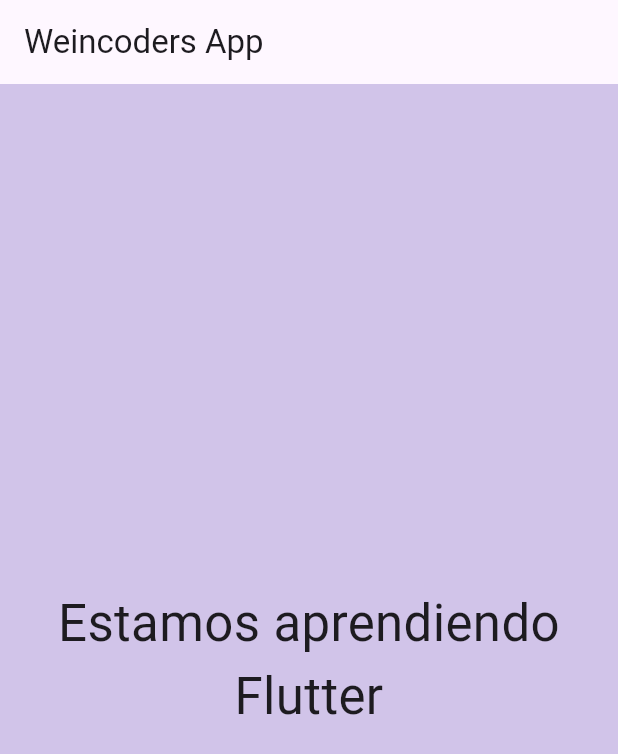
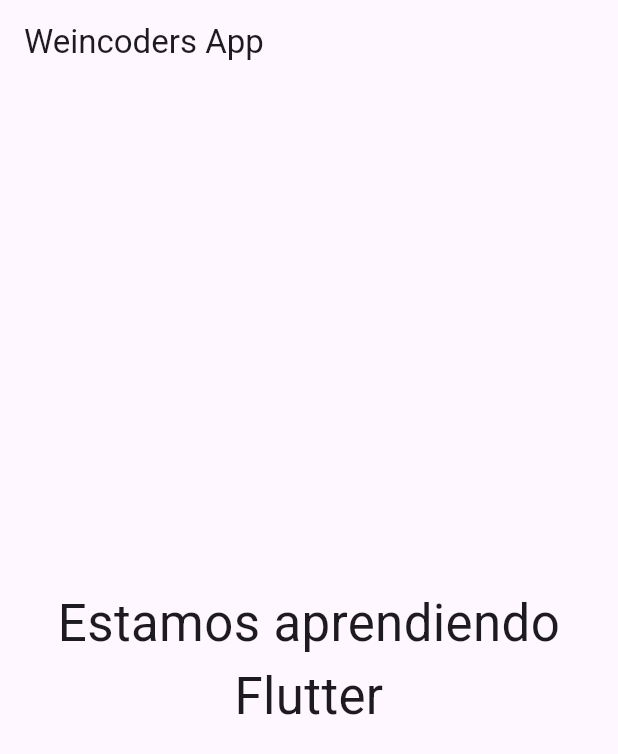
Before and after one commit to ElHH/weincoders_app, a Flutter app: the screen it shows after launch, on a phone screen of 412 x 824 dp. Shown: the top 754 px of the screen. Run offline on Flutter 3.47's test engine with Material 3 defaults, Android fonts, the phone set to English and light mode, and no system bars.

Commit message:
Update clase 4

```diff
--- /dev/null
+++ b/lib/app.dart
@@ -0,0 +1,16 @@
+import 'package:flutter/material.dart';
+import 'package:weincoders_app/design/themes.dart';
+import 'package:weincoders_app/pages/home_page.dart';
+
+class WeinFluApp extends StatelessWidget{
+  const WeinFluApp({super.key});
+
+  @override
+  Widget build(BuildContext context) {
+    return MaterialApp
+  ( theme: WeinFLuThemes.defaultTheme,
+    home: HomePage(key: Key('home page'),)
+  );
+  }
+
+}
--- /dev/null
+++ b/lib/design/colors.dart
@@ -0,0 +1,18 @@
+import 'package:flutter/material.dart';
+
+class WeinFLuColors{
+  WeinFLuColors._();
+  static const Color brandPrimaryColor = Color.fromRGBO(53, 97, 254, 1);
+  static const Color brandSecondaryColor = Color.fromRGBO(243, 246, 255, 1);
+  static const Color brandLightColor = Colors.white;
+  static const Color brandLightColorOpacity = Color.fromRGBO(255, 255, 255, 0.2);
+  static const Color brandDarkColor = Colors.black;
+  static const Color brandLightDarkColor = Color.fromRGBO(113, 113, 112, 1);
+  static const Color brandDarkColorOpacity = Color.fromRGBO(255, 255, 255, 0.2);
+  static const Color brandErrorColor = Color.fromRGBO(249, 56, 57, 0.2);
+  static const Color brandOnErrorColor = Color.fromRGBO(249, 56, 57, 1);
+  static const Color brandSuccessColor = Color.fromRGBO(35, 159, 87, 0.2);
+  static const Color brandOnSuccessColor = Color.fromRGBO(35, 159, 87, 1);
+
+
+}
--- /dev/null
+++ b/lib/design/themes.dart
@@ -0,0 +1,21 @@
+import 'package:flutter/material.dart';
+import 'package:weincoders_app/design/colors.dart';
+
+class WeinFLuThemes {
+  WeinFLuThemes._();
+  static ThemeData defaultTheme = ThemeData(
+    fontFamily: 'RobotoMono',
+    primaryColor: WeinFLuColors.brandPrimaryColor,
+    textTheme: const TextTheme(
+      displayLarge: TextStyle(fontSize: 48.0, fontWeight: FontWeight.bold),
+      displayMedium: TextStyle(fontSize: 24.0, fontWeight: FontWeight.bold),
+      displaySmall: TextStyle(fontSize: 16.0, fontWeight: FontWeight.bold),
+      headlineLarge: TextStyle(fontSize: 21.0, color: WeinFLuColors.brandPrimaryColor),
+      bodyLarge: TextStyle(fontSize: 14.0),
+      bodyMedium: TextStyle(fontSize: 13.0),
+      bodySmall: TextStyle(fontSize: 10.0)
+    )
+  );
+
+
+}
--- a/lib/main.dart
+++ b/lib/main.dart
@@ -1,19 +1,6 @@
 import 'package:flutter/material.dart';
+import 'package:weincoders_app/app.dart';
 
 void main(){
-  runApp(MaterialApp
-  (home:Scaffold(
-      backgroundColor: Colors.deepPurple[100],
-      appBar: AppBar(title: Text('Weincoders App')),
-      body: const Padding(
-        padding: EdgeInsets.all(8.0),
-        child: Center(
-          child: Text(
-            'Estamos aprendiendo Flutter',
-            textAlign: TextAlign.center,
-            style: TextStyle(fontSize: 34),
-            )),
-        )
-      )
-  ));
+  runApp(const WeinFluApp());
 }
--- /dev/null
+++ b/lib/pages/home_page.dart
@@ -0,0 +1,23 @@
+import 'package:flutter/material.dart';
+
+class HomePage extends StatelessWidget {
+  const HomePage({super.key});
+
+  @override
+  Widget build(BuildContext context) {
+    return Scaffold(
+      appBar: AppBar(
+        title: Text(
+          'Weincoders App'
+        )
+      ),
+      body: const Center(
+          child: Text(
+            'Estamos aprendiendo Flutter',
+            textAlign: TextAlign.center,
+            style: TextStyle(fontSize: 34),
+            )
+          ),
+    );
+  }
+}
```
Also changed, not shown: pubspec.yaml (+10 -29 lines), assets/fonts/Roboto-Bold.ttf (added), assets/fonts/Roboto-Medium.ttf (added), assets/fonts/Roboto-Regular.ttf (added).
